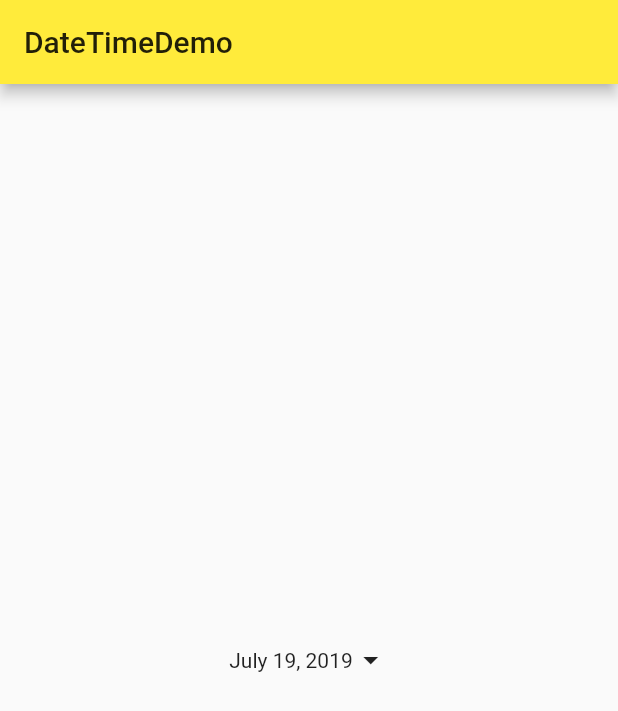
After one commit to YouLe2016/flutter-learn, a Flutter app: the DateTimeDemo screen opened directly, on a phone screen of 412 x 824 dp. The commit adds this screen. Shown: the top 711 px of the screen. Run offline on Flutter 3.47's test engine with Material 2 defaults, Android fonts, the phone set to English and light mode, and no system bars.

Commit message:
安装第三方包（演示安装Intl包） showDatePicker选择日期

```diff
--- /dev/null
+++ b/lib/demo/date-time-demo.dart
@@ -0,0 +1,56 @@
+import 'package:flutter/material.dart';
+import 'package:intl/intl.dart';
+
+/// 项目名称：flutter-learn
+/// 创建人：乐哥哥
+/// 创建时间：2019-07-19 11:18
+class DateTimeDemo extends StatefulWidget {
+  @override
+  _DateTimeDemoState createState() => _DateTimeDemoState();
+}
+
+class _DateTimeDemoState extends State<DateTimeDemo> {
+  final DateTime selectedDate = DateTime.now();
+
+  @override
+  Widget build(BuildContext context) {
+//    String dateTime = DateFormat.yMd().format(selectedDate);  // 7/19/2019
+//    String dateTime = DateFormat.yMMMd().format(selectedDate); // Jul 19, 2019
+    String dateTime = DateFormat.yMMMMd().format(selectedDate); // July 19, 2019
+    debugPrint(dateTime);
+    return Scaffold(
+      appBar: AppBar(
+        title: Text('DateTimeDemo'),
+      ),
+      body: Container(
+        padding: EdgeInsets.all(16),
+        child: Column(
+          mainAxisAlignment: MainAxisAlignment.center,
+          children: <Widget>[
+            Row(
+              mainAxisAlignment: MainAxisAlignment.center,
+              children: <Widget>[
+                InkWell(
+                  child: Row(
+                    children: <Widget>[
+                      Text(dateTime),
+                      Icon(Icons.arrow_drop_down),
+                    ],
+                  ),
+                  onTap: () {
+                    showDatePicker(
+                      context: context,
+                      initialDate: selectedDate,
+                      firstDate: DateTime(2000),
+                      lastDate: DateTime(2035),
+                    );
+                  },
+                ),
+              ],
+            )
+          ],
+        ),
+      ),
+    );
+  }
+}
--- a/lib/main.dart
+++ b/lib/main.dart
@@ -57,7 +57,10 @@ class Home extends StatelessWidget {
           actions: <Widget>[
             IconButton(
               icon: Icon(Icons.search),
-              onPressed: () => debugPrint('Search button is pressed.'),
+              onPressed: () {
+                debugPrint('Search button is pressed.');
+                Navigator.pushNamed(context, "/mdc");
+              },
             ),
           ],
           bottom: TabBar(
--- a/pubspec.yaml
+++ b/pubspec.yaml
@@ -15,6 +15,7 @@ environment:
 dependencies:
   flutter:
     sdk: flutter
+  intl: 0.15.8
 
   # The following adds the Cupertino Icons font to your application.
   # Use with the CupertinoIcons class for iOS style icons.
```
Also changed, not shown: lib/demo/button-demo.dart (+6 -6 lines), lib/demo/material-components.dart (+9 -2 lines).
